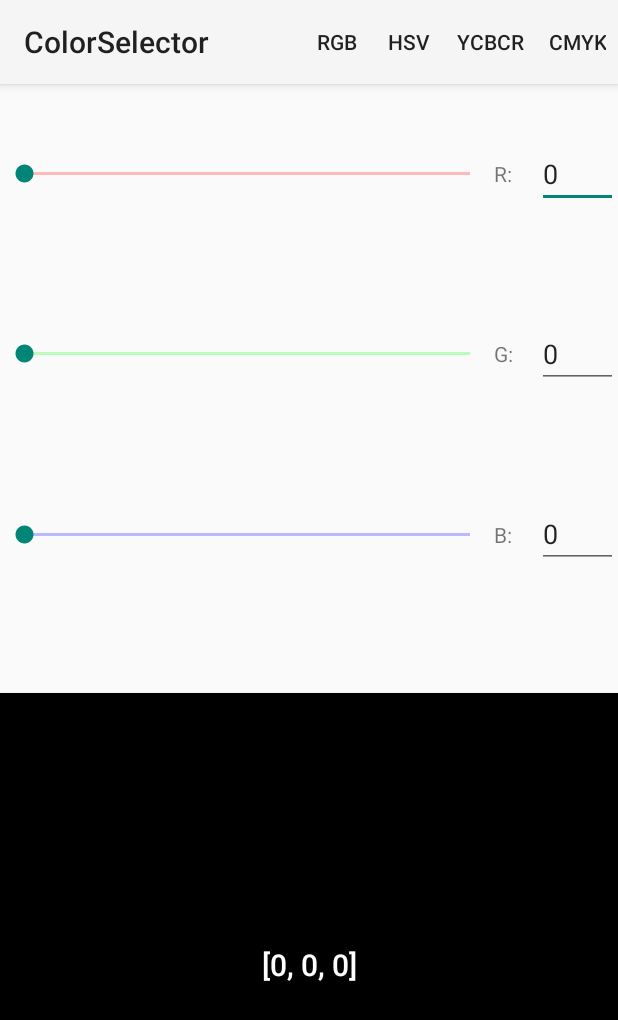
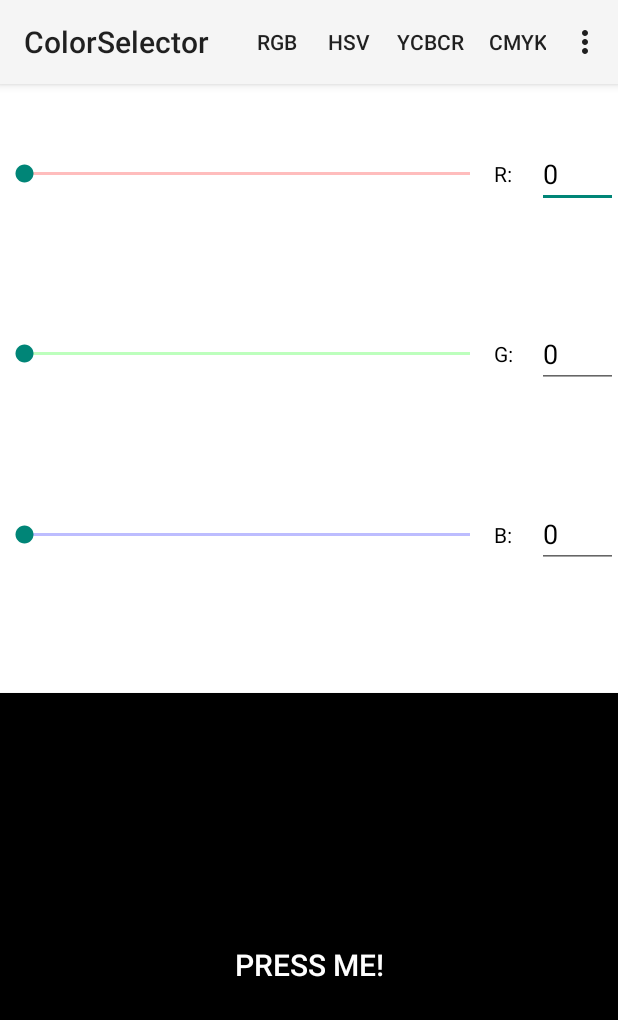
Before and after one commit to jenarvaezg/ColorBlend, an Android app: the screen it shows after launch (MainActivity), on a phone screen of 412 x 824 dp. Shown: the top 1020 px of the screen. Run offline under Robolectric (Android 15) with nearby library versions, the phone set to English and light mode, and no system bars.

Commit message:
Added ColorInfoActivity, which shows color info, complementary, triad and analogous colors. Now saving state between activities and you can switch colors

```diff
--- a/app/src/main/AndroidManifest.xml
+++ b/app/src/main/AndroidManifest.xml
@@ -16,6 +16,10 @@
                 <category android:name="android.intent.category.LAUNCHER" />
             </intent-filter>
         </activity>
+        <activity
+            android:name=".ColorInfoActivity"
+            android:label="@string/title_activity_color_info" >
+        </activity>
     </application>
 
 </manifest>
--- a/app/src/main/res/layout/activity_main.xml
+++ b/app/src/main/res/layout/activity_main.xml
@@ -1,4 +1,5 @@
 <LinearLayout
+    android:background="#FFFFFF"
     android:orientation="vertical"
     android:layout_width="match_parent"
     android:layout_height="match_parent"
@@ -22,13 +23,15 @@
             android:layout_width="0sp"
             android:layout_height="wrap_content"
             android:layout_gravity="center"
-            android:layout_weight="0.07"/>
+            android:layout_weight="0.07"
+            android:textColor="#000000"/>
         <EditText
             android:id="@+id/edittext1"
             android:layout_gravity="center"
             android:layout_width="0dp"
             android:layout_weight="0.13"
-            android:layout_height="wrap_content"/>
+            android:layout_height="wrap_content"
+            android:textColor="#000000"/>
     </LinearLayout>
 
 
@@ -48,13 +51,15 @@
             android:layout_width="0sp"
             android:layout_height="wrap_content"
             android:layout_gravity="center"
-            android:layout_weight="0.07"/>
+            android:layout_weight="0.07"
+            android:textColor="#000000"/>
         <EditText
             android:id="@+id/edittext2"
             android:layout_gravity="center"
             android:layout_width="0dp"
             android:layout_weight="0.13"
-            android:layout_height="wrap_content"/>
+            android:layout_height="wrap_content"
+            android:textColor="#000000"/>
     </LinearLayout>
 
     <LinearLayout
@@ -73,13 +78,15 @@
             android:layout_width="0sp"
             android:layout_height="wrap_content"
             android:layout_gravity="center"
-            android:layout_weight="0.07"/>
+            android:layout_weight="0.07"
+            android:textColor="#000000"/>
         <EditText
             android:id="@+id/edittext3"
             android:layout_gravity="center"
             android:layout_width="0dp"
             android:layout_weight="0.13"
-            android:layout_height="wrap_content"/>
+            android:layout_height="wrap_content"
+            android:textColor="#000000"/>
     </LinearLayout>
 
     <LinearLayout
@@ -98,13 +105,15 @@
             android:layout_width="0sp"
             android:layout_height="wrap_content"
             android:layout_gravity="center"
-            android:layout_weight="0.07"/>
+            android:layout_weight="0.07"
+            android:textColor="#000000"/>
         <EditText
             android:id="@+id/edittext4"
             android:layout_gravity="center"
             android:layout_width="0dp"
             android:layout_weight="0.13"
-            android:layout_height="wrap_content"/>
+            android:layout_height="wrap_content"
+            android:textColor="#000000"/>
     </LinearLayout>
 
         <Button
@@ -113,7 +122,6 @@
             android:layout_height="0dp"
             android:layout_weight="12"
             android:background="#123456"
-            android:text="PRESS ME!"
             android:textColor="#543312"
             android:textSize="20sp"/>
 
--- a/app/src/main/res/menu/menu_main.xml
+++ b/app/src/main/res/menu/menu_main.xml
@@ -8,4 +8,6 @@
         android:orderInCategory="100" android:showAsAction="always" />
     <item android:id="@+id/action_cmyk" android:title="@string/action_cmyk"
         android:orderInCategory="100" android:showAsAction="always" />
+    <item android:id="@+id/action_change_background" android:title="@string/change_background"
+        android:orderInCategory="100" android:showAsAction="never" />
 </menu>
--- a/app/src/main/res/values/strings.xml
+++ b/app/src/main/res/values/strings.xml
@@ -4,4 +4,8 @@
     <string name="action_rgb">RGB</string>
     <string name="action_ycbcr">YCbCr</string>
     <string name="action_cmyk">CMYK</string>
+    <string name="title_activity_color_info">ColorSelector</string>
+    <string name="hello_world">Hello world!</string>
+    <string name="action_settings">Settings</string>
+    <string name="change_background">Switch Background Color</string>
 </resources>
```
Also changed, not shown: app/src/main/java/com/example/joseen/colorselectorcojonudo/MainActivity.java (+74 -10 lines), app/src/main/res/layout/activity_color_info.xml (added, +139 -0 lines).
